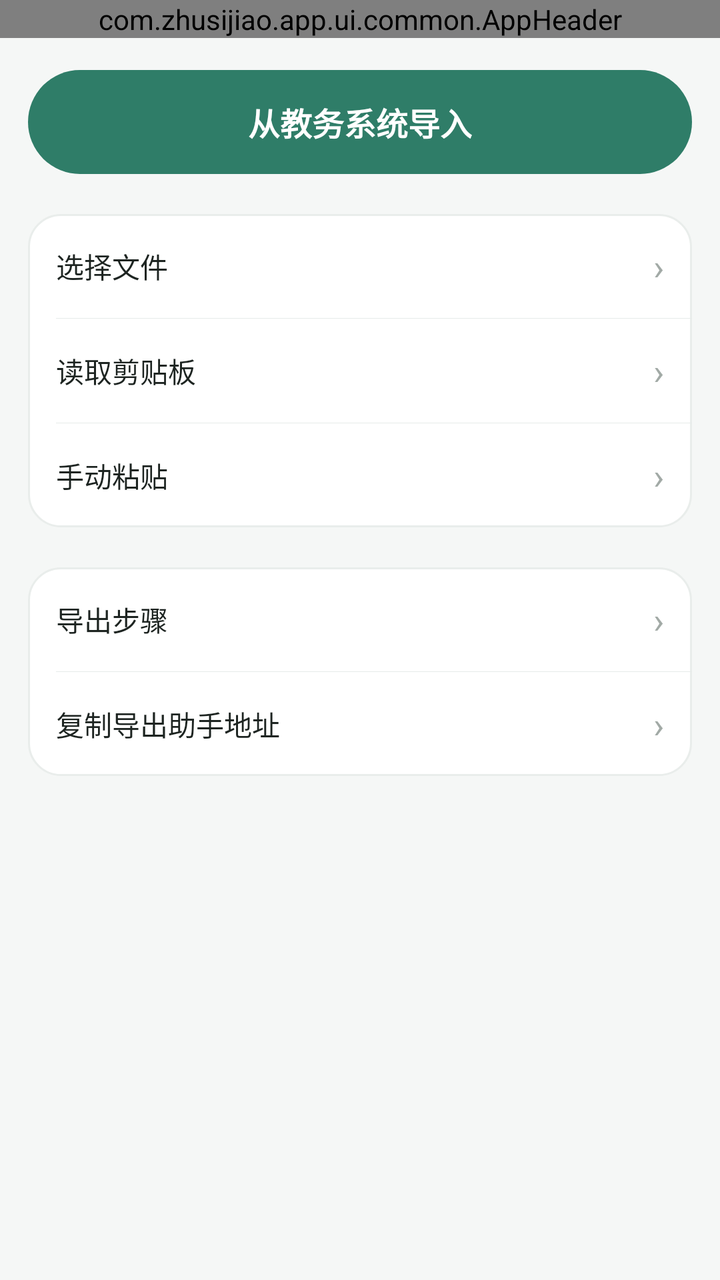
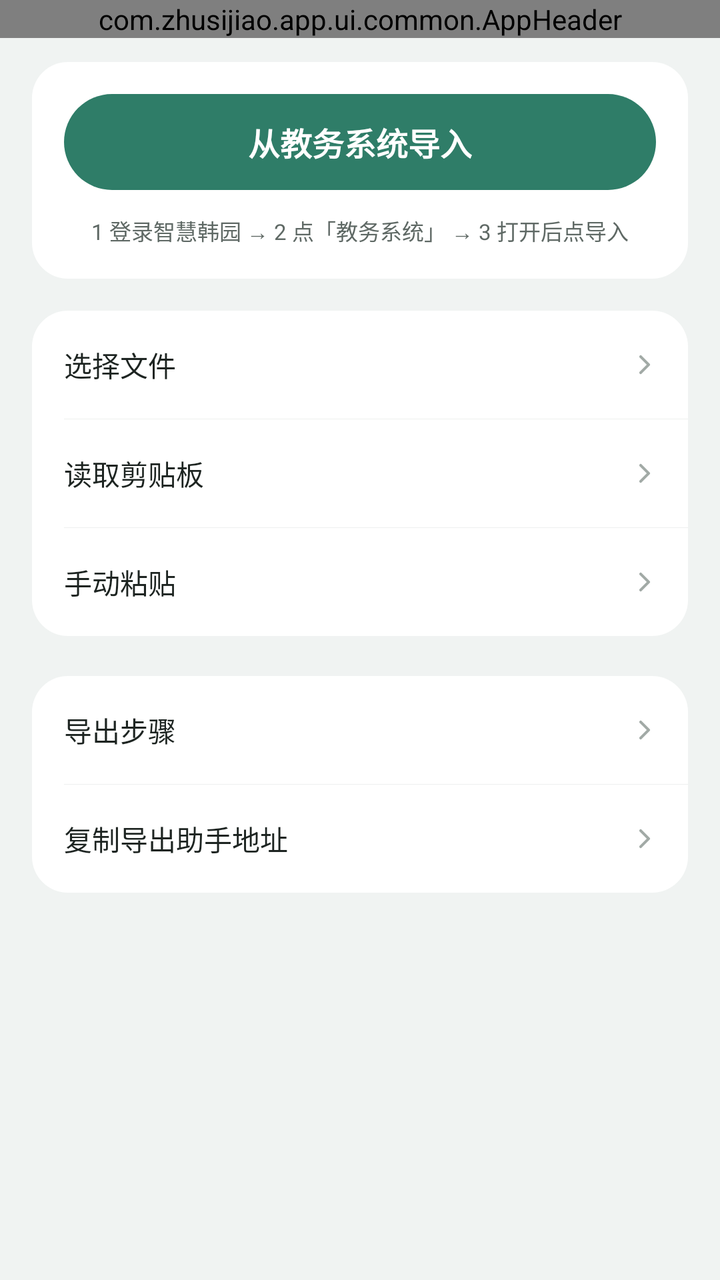

Compare the two renders of this Android layout. The source of the first and the diff that turns it into the second are given below.
<!-- AndroidManifest.xml: application theme Theme.Zhusijiao -->
<!-- res/layout/activity_import.xml -->
<?xml version="1.0" encoding="utf-8"?>
<LinearLayout xmlns:android="http://schemas.android.com/apk/res/android"
    android:layout_width="match_parent"
    android:layout_height="match_parent"
    android:background="@color/background"
    android:orientation="vertical">

    <com.zhusijiao.app.ui.common.AppHeader
        android:id="@+id/header"
        android:layout_width="match_parent"
        android:layout_height="wrap_content" />

    <androidx.core.widget.NestedScrollView
        android:id="@+id/scroll"
        android:layout_width="match_parent"
        android:layout_height="0dp"
        android:layout_weight="1">

        <LinearLayout
            android:layout_width="match_parent"
            android:layout_height="wrap_content"
            android:orientation="vertical"
            android:paddingStart="@dimen/page_padding"
            android:paddingTop="8dp"
            android:paddingEnd="@dimen/page_padding"
            android:paddingBottom="24dp">

            
            <LinearLayout
                android:id="@+id/sourceSection"
                android:layout_width="match_parent"
                android:layout_height="wrap_content"
                android:orientation="vertical">

                <TextView
                    android:id="@+id/eamsBtn"
                    style="@style/PrimaryButton"
                    android:layout_marginTop="8dp"
                    android:minHeight="52dp"
                    android:text="@string/import_from_eams" />

                <LinearLayout
                    style="@style/FormGroup"
                    android:layout_marginTop="20dp">

                    <LinearLayout
                        android:id="@+id/fileBtn"
                        style="@style/FormRow"
                        android:clickable="true"
                        android:focusable="true">

                        <TextView
                            style="@style/FormRowLabel"
                            android:layout_width="0dp"
                            android:layout_weight="1"
                            android:text="@string/import_choose_file" />

                        <TextView style="@style/FormRowChevron" />
                    </LinearLayout>

                    <View style="@style/FormDivider" />

                    <LinearLayout
                        android:id="@+id/clipBtn"
                        style="@style/FormRow"
                        android:clickable="true"
                        android:focusable="true">

                        <TextView
                            style="@style/FormRowLabel"
                            android:layout_width="0dp"
                            android:layout_weight="1"
                            android:text="@string/import_read_clipboard" />

                        <TextView style="@style/FormRowChevron" />
                    </LinearLayout>

                    <View style="@style/FormDivider" />

                    <LinearLayout
                        android:id="@+id/pasteRow"
                        style="@style/FormRow"
                        android:clickable="true"
                        android:focusable="true">

                        <TextView
                            style="@style/FormRowLabel"
                            android:layout_width="0dp"
                            android:layout_weight="1"
                            android:text="@string/import_paste_row" />

                        <TextView style="@style/FormRowChevron" />
                    </LinearLayout>

                    
                    <LinearLayout
                        android:id="@+id/pasteArea"
                        android:layout_width="match_parent"
                        android:layout_height="wrap_content"
                        android:orientation="vertical"
                        android:visibility="gone">

                        <View style="@style/FormDivider" />

                        <EditText
                            android:id="@+id/sourceInput"
                            android:layout_width="match_parent"
                            android:layout_height="wrap_content"
                            android:background="@null"
                            android:gravity="top|start"
                            android:hint="@string/import_paste_hint"
                            android:importantForAutofill="no"
                            android:inputType="textMultiLine"
                            android:maxLines="8"
                            android:minHeight="120dp"
                            android:paddingStart="14dp"
                            android:paddingTop="12dp"
                            android:paddingEnd="14dp"
                            android:paddingBottom="12dp"
                            android:saveEnabled="false"
                            android:textColor="@color/text_primary"
                            android:textColorHint="@color/text_disabled"
                            android:textSize="@dimen/text_small" />

                        <TextView
                            android:id="@+id/parseBtn"
                            style="@style/PrimaryButton"
                            android:layout_width="wrap_content"
                            android:layout_gravity="end"
                            android:layout_marginEnd="12dp"
                            android:layout_marginBottom="12dp"
                            android:minHeight="40dp"
                            android:minWidth="96dp"
                            android:text="@string/import_parse"
                            android:textSize="@dimen/text_body" />
                    </LinearLayout>
                </LinearLayout>

                <LinearLayout
                    style="@style/FormGroup"
                    android:layout_marginTop="20dp">

                    <LinearLayout
                        android:id="@+id/guideBtn"
                        style="@style/FormRow"
                        android:clickable="true"
                        android:focusable="true">

                        <TextView
                            style="@style/FormRowLabel"
                            android:layout_width="0dp"
                            android:layout_weight="1"
                            android:text="@string/import_show_guide" />

                        <TextView style="@style/FormRowChevron" />
                    </LinearLayout>

                    <View style="@style/FormDivider" />

                    <LinearLayout
                        android:id="@+id/copyHelperBtn"
                        style="@style/FormRow"
                        android:clickable="true"
                        android:focusable="true">

                        <TextView
                            style="@style/FormRowLabel"
                            android:layout_width="0dp"
                            android:layout_weight="1"
                            android:text="@string/import_copy_helper" />

                        <TextView style="@style/FormRowChevron" />
                    </LinearLayout>
                </LinearLayout>
            </LinearLayout>

            
            <LinearLayout
                android:id="@+id/resultSection"
                android:layout_width="match_parent"
                android:layout_height="wrap_content"
                android:orientation="vertical"
                android:visibility="gone">

                
                <LinearLayout style="@style/FormGroup">

                    <LinearLayout
                        android:id="@+id/sourceRow"
                        style="@style/FormRow"
                        android:clickable="true"
                        android:focusable="true">

                        <TextView
                            android:id="@+id/sourceName"
                            style="@style/FormRowLabel"
                            android:layout_width="0dp"
                            android:layout_weight="1"
                            android:ellipsize="end"
                            android:maxLines="1" />

                        <TextView
                            style="@style/FormRowValue"
                            android:layout_width="wrap_content"
                            android:layout_weight="0"
                            android:text="@string/import_reselect" />

                        <TextView style="@style/FormRowChevron" />
                    </LinearLayout>
                </LinearLayout>

                <TextView
                    android:id="@+id/resultCount"
                    android:layout_width="wrap_content"
                    android:layout_height="wrap_content"
                    android:layout_marginStart="14dp"
                    android:layout_marginTop="20dp"
                    android:layout_marginBottom="8dp"
                    android:textColor="@color/text_tertiary"
                    android:textSize="@dimen/text_hint" />

                <LinearLayout
                    android:id="@+id/coursePreview"
                    style="@style/FormGroup" />

                
                <TextView
                    android:id="@+id/backupNote"
                    android:layout_width="match_parent"
                    android:layout_height="wrap_content"
                    android:layout_marginTop="8dp"
                    android:paddingStart="14dp"
                    android:paddingEnd="14dp"
                    android:textColor="@color/text_tertiary"
                    android:textSize="@dimen/text_hint"
                    android:visibility="gone" />

                
                <LinearLayout
                    android:id="@+id/targetGroup"
                    style="@style/FormGroup"
                    android:layout_marginTop="20dp"
                    android:visibility="gone">

                    <LinearLayout
                        android:id="@+id/overwriteRow"
                        style="@style/FormRow"
                        android:clickable="true"
                        android:focusable="true">

                        <TextView
                            android:id="@+id/overwriteText"
                            style="@style/FormRowLabel"
                            android:layout_width="0dp"
                            android:layout_weight="1"
                            android:ellipsize="end"
                            android:maxLines="1" />

                        <TextView
                            android:id="@+id/overwriteCheck"
                            style="@style/FormRowCheck" />
                    </LinearLayout>

                    
                    <TextView
                        android:id="@+id/overwriteWarning"
                        android:layout_width="match_parent"
                        android:layout_height="wrap_content"
                        android:layout_marginTop="-6dp"
                        android:paddingStart="14dp"
                        android:paddingEnd="14dp"
                        android:paddingBottom="10dp"
                        android:textColor="@color/warn"
                        android:textSize="@dimen/text_hint"
                        android:visibility="gone" />

                    <View style="@style/FormDivider" />

                    <LinearLayout
                        android:id="@+id/newRow"
                        style="@style/FormRow"
                        android:clickable="true"
                        android:focusable="true">

                        <TextView
                            style="@style/FormRowLabel"
                            android:layout_width="0dp"
                            android:layout_weight="1"
                            android:text="@string/import_mode_new" />

                        <TextView
                            android:id="@+id/newCheck"
                            style="@style/FormRowCheck" />
                    </LinearLayout>
                </LinearLayout>

                <LinearLayout
                    style="@style/FormGroup"
                    android:layout_marginTop="20dp">

                    <LinearLayout style="@style/FormRow">

                        <TextView
                            style="@style/FormRowLabel"
                            android:text="@string/import_name_label" />

                        <EditText
                            android:id="@+id/nameInput"
                            android:layout_width="0dp"
                            android:layout_height="wrap_content"
                            android:layout_weight="1"
                            android:background="@null"
                            android:gravity="end|center_vertical"
                            android:hint="@string/import_name_label"
                            android:importantForAutofill="no"
                            android:inputType="text"
                            android:maxLength="40"
                            android:minHeight="36dp"
                            android:saveEnabled="false"
                            android:singleLine="true"
                            android:textColor="@color/text_primary"
                            android:textColorHint="@color/text_disabled"
                            android:textSize="@dimen/text_body" />
                    </LinearLayout>

                    <View style="@style/FormDivider" />

                    <LinearLayout
                        android:id="@+id/datePicker"
                        style="@style/FormRow"
                        android:clickable="true"
                        android:focusable="true">

                        <TextView
                            style="@style/FormRowLabel"
                            android:text="@string/import_date_label" />

                        <TextView
                            android:id="@+id/dateValue"
                            style="@style/FormRowValue" />

                        <TextView style="@style/FormRowChevron" />
                    </LinearLayout>

                    <View style="@style/FormDivider" />

                    <LinearLayout style="@style/FormRow">

                        <TextView
                            style="@style/FormRowLabel"
                            android:layout_width="0dp"
                            android:layout_weight="1"
                            android:text="@string/import_weeks_label" />

                        <com.zhusijiao.app.ui.common.StepperFieldView
                            android:id="@+id/weeksStepper"
                            android:layout_width="150dp"
                            android:layout_height="40dp"
                            android:contentDescription="@string/import_weeks_label" />
                    </LinearLayout>
                </LinearLayout>
            </LinearLayout>
        </LinearLayout>
    </androidx.core.widget.NestedScrollView>

    <LinearLayout
        android:id="@+id/saveBar"
        android:layout_width="match_parent"
        android:layout_height="wrap_content"
        android:orientation="vertical"
        android:paddingStart="@dimen/page_padding"
        android:paddingTop="10dp"
        android:paddingEnd="@dimen/page_padding"
        android:paddingBottom="12dp"
        android:visibility="gone">

        
        <TextView
            android:id="@+id/saveBtn"
            style="@style/PrimaryButton"
            android:layout_width="wrap_content"
            android:layout_gravity="center_horizontal"
            android:minWidth="200dp"
            android:paddingStart="40dp"
            android:paddingEnd="40dp"
            android:text="@string/import_save_new" />
    </LinearLayout>
</LinearLayout>
<!-- resources referenced by this layout -->
<resources>
  <color name="background">#f5f7f6</color>
  <color name="text_disabled">#a2aba7</color>
  <color name="text_primary">#1d2421</color>
  <color name="text_tertiary">#8a9490</color>
  <color name="warn">#b26205</color>
  <dimen name="page_padding">14dp</dimen>
  <dimen name="text_body">14sp</dimen>
  <dimen name="text_hint">12sp</dimen>
  <dimen name="text_small">13sp</dimen>
  <string name="import_choose_file">选择文件</string>
  <string name="import_copy_helper">复制导出助手地址</string>
  <string name="import_date_label">第 1 周</string>
  <string name="import_from_eams">从教务系统导入</string>
  <string name="import_mode_new">新建课表</string>
  <string name="import_name_label">名称</string>
  <string name="import_parse">识别</string>
  <string name="import_paste_hint">粘贴页面源码或 JSON</string>
  <string name="import_paste_row">手动粘贴</string>
  <string name="import_read_clipboard">读取剪贴板</string>
  <string name="import_reselect">重新选择</string>
  <string name="import_save_new">新建课表</string>
  <string name="import_show_guide">导出步骤</string>
  <string name="import_weeks_label">总周数</string>
  <style name="FormDivider">
          <item name="android:layout_width">match_parent</item>
          <item name="android:layout_height">1px</item>
          <item name="android:layout_marginStart">14dp</item>
          <item name="android:background">@color/divider</item>
      </style>
  <style name="FormRow">
          <item name="android:layout_width">match_parent</item>
          <item name="android:layout_height">wrap_content</item>
          <item name="android:minHeight">52dp</item>
          <item name="android:background">@drawable/bg_menu_row</item>
          <item name="android:gravity">center_vertical</item>
          <item name="android:orientation">horizontal</item>
          <item name="android:paddingStart">14dp</item>
          <item name="android:paddingEnd">14dp</item>
          <item name="android:paddingTop">8dp</item>
          <item name="android:paddingBottom">8dp</item>
      </style>
  <style name="FormRowChevron">
          <item name="android:layout_width">wrap_content</item>
          <item name="android:layout_height">wrap_content</item>
          <item name="android:layout_marginStart">6dp</item>
          <item name="android:importantForAccessibility">no</item>
          <item name="android:text">›</item>
          <item name="android:textColor">@color/arrow_grey</item>
          <item name="android:textSize">@dimen/text_title</item>
      </style>
  <color name="divider">#e6ebe9</color>
  <!-- drawable bg_card (drawable) -->
  <?xml version="1.0" encoding="utf-8"?>
  
  <shape xmlns:android="http://schemas.android.com/apk/res/android" android:shape="rectangle">
      <solid android:color="@color/surface" />
      <stroke android:width="1dp" android:color="@color/line" />
      <corners android:radius="@dimen/card_radius_lg" />
  </shape>
  <color name="accent">#2f7d68</color>
  <dimen name="text_title">18sp</dimen>
  <color name="arrow_grey">#a2aaa6</color>
  <color name="text_secondary">#5f6965</color>
  <dimen name="button_min_height">44dp</dimen>
  <dimen name="text_button">@dimen/text_subtitle</dimen>
  <color name="surface">#ffffff</color>
  <color name="line">#e9edeb</color>
  <dimen name="card_radius_lg">@dimen/radius_lg</dimen>
  <color name="hover_bg">#f2f5f4</color>
  <color name="accent_strong">#287760</color>
  <dimen name="button_radius">@dimen/radius_pill</dimen>
  <dimen name="text_subtitle">16sp</dimen>
  <dimen name="radius_lg">16dp</dimen>
  <dimen name="radius_pill">100dp</dimen>
  <!-- unchanged entries left out for length: 10 -->
</resources>

<!-- the commit's change to res/layout/activity_import.xml (unified diff, before → after) -->
@@ -32,16 +32,30 @@
                 android:layout_height="wrap_content"
                 android:orientation="vertical">
 
-                <TextView
-                    android:id="@+id/eamsBtn"
-                    style="@style/PrimaryButton"
-                    android:layout_marginTop="8dp"
-                    android:minHeight="52dp"
-                    android:text="@string/import_from_eams" />
-
-                <LinearLayout
-                    style="@style/FormGroup"
-                    android:layout_marginTop="20dp">
+                <LinearLayout
+                    style="@style/FormGroup"
+                    android:layout_marginTop="4dp"
+                    android:padding="16dp">
+
+                    <TextView
+                        android:id="@+id/eamsBtn"
+                        style="@style/PrimaryButton"
+                        android:minHeight="48dp"
+                        android:text="@string/import_from_eams" />
+
+                    <TextView
+                        android:layout_width="match_parent"
+                        android:layout_height="wrap_content"
+                        android:layout_marginTop="12dp"
+                        android:gravity="center"
+                        android:text="@string/import_steps_summary"
+                        android:textColor="@color/text_secondary"
+                        android:textSize="@dimen/text_caption" />
+                </LinearLayout>
+
+                <LinearLayout
+                    style="@style/FormGroup"
+                    android:layout_marginTop="16dp">
 
                     <LinearLayout
                         android:id="@+id/fileBtn"
@@ -374,15 +388,10 @@
         android:paddingBottom="12dp"
         android:visibility="gone">
 
-        
         <TextView
             android:id="@+id/saveBtn"
             style="@style/PrimaryButton"
-            android:layout_width="wrap_content"
-            android:layout_gravity="center_horizontal"
-            android:minWidth="200dp"
-            android:paddingStart="40dp"
-            android:paddingEnd="40dp"
+            android:minHeight="48dp"
             android:text="@string/import_save_new" />
     </LinearLayout>
 </LinearLayout>
<!-- resource entries referenced after the edit -->
@@ -1,12 +1,13 @@
 <!-- resources referenced by this layout -->
 <resources>
-  <color name="background">#f5f7f6</color>
+  <color name="background">#f0f3f2</color>
   <color name="text_disabled">#a2aba7</color>
   <color name="text_primary">#1d2421</color>
   <color name="text_tertiary">#8a9490</color>
   <color name="warn">#b26205</color>
-  <dimen name="page_padding">14dp</dimen>
+  <dimen name="page_padding">16dp</dimen>
   <dimen name="text_body">14sp</dimen>
+  <dimen name="text_caption">11sp</dimen>
   <dimen name="text_hint">12sp</dimen>
   <dimen name="text_small">13sp</dimen>
   <string name="import_choose_file">选择文件</string>
@@ -22,57 +23,69 @@
   <string name="import_reselect">重新选择</string>
   <string name="import_save_new">新建课表</string>
   <string name="import_show_guide">导出步骤</string>
+  <string name="import_steps_summary">1 登录智慧韩园  →  2 点「教务系统」  →  3 打开后点导入</string>
   <string name="import_weeks_label">总周数</string>
   <style name="FormDivider">
           <item name="android:layout_width">match_parent</item>
           <item name="android:layout_height">1px</item>
-          <item name="android:layout_marginStart">14dp</item>
+          <item name="android:layout_marginStart">16dp</item>
           <item name="android:background">@color/divider</item>
       </style>
   <style name="FormRow">
           <item name="android:layout_width">match_parent</item>
           <item name="android:layout_height">wrap_content</item>
-          <item name="android:minHeight">52dp</item>
+          <item name="android:minHeight">54dp</item>
           <item name="android:background">@drawable/bg_menu_row</item>
           <item name="android:gravity">center_vertical</item>
           <item name="android:orientation">horizontal</item>
-          <item name="android:paddingStart">14dp</item>
+          <item name="android:paddingStart">16dp</item>
           <item name="android:paddingEnd">14dp</item>
-          <item name="android:paddingTop">8dp</item>
-          <item name="android:paddingBottom">8dp</item>
+          <item name="android:paddingTop">10dp</item>
+          <item name="android:paddingBottom">10dp</item>
       </style>
   <style name="FormRowChevron">
-          <item name="android:layout_width">wrap_content</item>
-          <item name="android:layout_height">wrap_content</item>
+          <item name="android:layout_width">16dp</item>
+          <item name="android:layout_height">16dp</item>
           <item name="android:layout_marginStart">6dp</item>
+          <item name="android:drawableEnd">@drawable/ic_chevron_right</item>
           <item name="android:importantForAccessibility">no</item>
-          <item name="android:text">›</item>
-          <item name="android:textColor">@color/arrow_grey</item>
-          <item name="android:textSize">@dimen/text_title</item>
+          <item name="android:text" />
       </style>
-  <color name="divider">#e6ebe9</color>
+  <color name="divider">#edf0ef</color>
   <!-- drawable bg_card (drawable) -->
   <?xml version="1.0" encoding="utf-8"?>
-  
   <shape xmlns:android="http://schemas.android.com/apk/res/android" android:shape="rectangle">
       <solid android:color="@color/surface" />
-      <stroke android:width="1dp" android:color="@color/line" />
       <corners android:radius="@dimen/card_radius_lg" />
   </shape>
   <color name="accent">#2f7d68</color>
   <dimen name="text_title">18sp</dimen>
+  <!-- drawable ic_chevron_right (drawable) -->
+  <?xml version="1.0" encoding="utf-8"?>
+  <vector xmlns:android="http://schemas.android.com/apk/res/android"
+      android:width="16dp"
+      android:height="16dp"
+      android:viewportWidth="24"
+      android:viewportHeight="24">
+      <path
+          android:fillColor="@android:color/transparent"
+          android:pathData="M9.5,6L15.5,12L9.5,18"
+          android:strokeColor="@color/arrow_grey"
+          android:strokeLineCap="round"
+          android:strokeLineJoin="round"
+          android:strokeWidth="2.1" />
+  </vector>
   <color name="arrow_grey">#a2aaa6</color>
   <color name="text_secondary">#5f6965</color>
   <dimen name="button_min_height">44dp</dimen>
   <dimen name="text_button">@dimen/text_subtitle</dimen>
   <color name="surface">#ffffff</color>
-  <color name="line">#e9edeb</color>
   <dimen name="card_radius_lg">@dimen/radius_lg</dimen>
   <color name="hover_bg">#f2f5f4</color>
-  <color name="accent_strong">#287760</color>
+  <color name="accent_strong">#246b57</color>
   <dimen name="button_radius">@dimen/radius_pill</dimen>
   <dimen name="text_subtitle">16sp</dimen>
-  <dimen name="radius_lg">16dp</dimen>
+  <dimen name="radius_lg">18dp</dimen>
   <dimen name="radius_pill">100dp</dimen>
   <!-- unchanged entries left out for length: 10 -->
 </resources>
